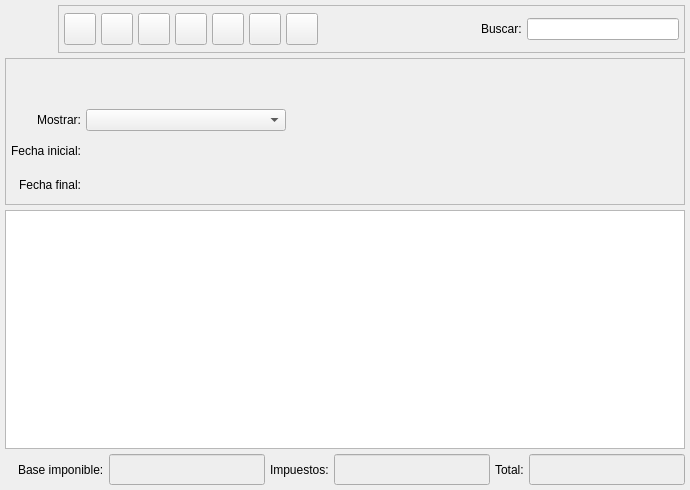
eboladev/Bulmages-1, file bulmages/bulmafact/src/facturaslistbase.ui: the form before one commit.
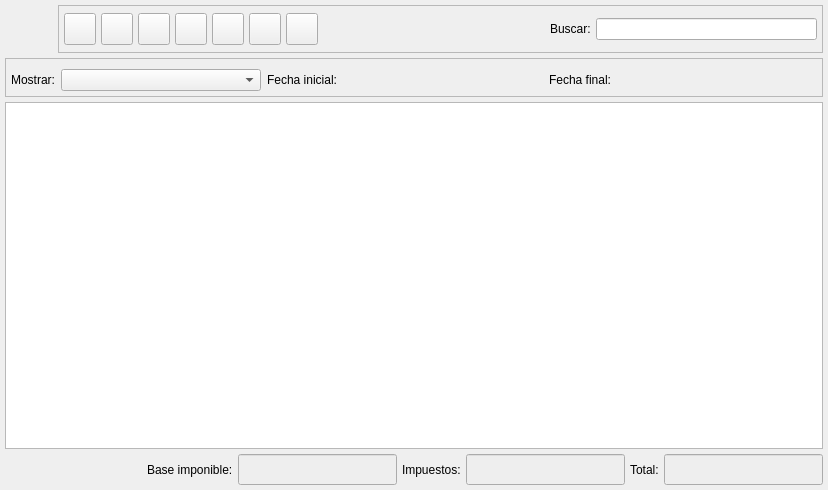
The form after the commit. Icons and pictures are not drawn. Custom widgets are drawn as their Qt base class.

Commit message: Pongo un combobox de procesados o no en los listados mas importantes. Al estilo de las Facturas a Cliente. Ajusto un poco la imagen de los filtrados para listados para que todas sean iguales.

Diff of the .ui file:
```diff
--- a/bulmages/bulmafact/src/facturaslistbase.ui
+++ b/bulmages/bulmafact/src/facturaslistbase.ui
@@ -19,289 +19,14 @@
   <property name="windowIcon" >
    <iconset resource="../../bulmages.qrc" >:/Bulmafact48x48/images/png/48x48/i_bulmages_ventas_facturas_listado.48x48.png</iconset>
   </property>
-  <layout class="QGridLayout" >
+  <layout class="QVBoxLayout" >
    <property name="margin" >
     <number>5</number>
    </property>
    <property name="spacing" >
     <number>5</number>
    </property>
-   <item row="3" column="0" >
-    <layout class="QHBoxLayout" >
-     <property name="margin" >
-      <number>0</number>
-     </property>
-     <property name="spacing" >
-      <number>5</number>
-     </property>
-     <item>
-      <spacer>
-       <property name="orientation" >
-        <enum>Qt::Horizontal</enum>
-       </property>
-       <property name="sizeType" >
-        <enum>QSizePolicy::Expanding</enum>
-       </property>
-       <property name="sizeHint" >
-        <size>
-         <width>16</width>
-         <height>28</height>
-        </size>
-       </property>
-      </spacer>
-     </item>
-     <item>
-      <widget class="QLabel" name="textLabel1_6" >
-       <property name="text" >
-        <string>Base imponible:</string>
-       </property>
-      </widget>
-     </item>
-     <item>
-      <widget class="QLineEdit" name="mui_totalbimponible" >
-       <property name="enabled" >
-        <bool>true</bool>
-       </property>
-       <property name="sizePolicy" >
-        <sizepolicy>
-         <hsizetype>5</hsizetype>
-         <vsizetype>0</vsizetype>
-         <horstretch>0</horstretch>
-         <verstretch>0</verstretch>
-        </sizepolicy>
-       </property>
-       <property name="minimumSize" >
-        <size>
-         <width>100</width>
-         <height>0</height>
-        </size>
-       </property>
-       <property name="palette" >
-        <palette>
-         <active>
-          <colorrole role="Base" >
-           <brush brushstyle="SolidPattern" >
-            <color alpha="255" >
-             <red>238</red>
-             <green>238</green>
-             <blue>238</blue>
-            </color>
-           </brush>
-          </colorrole>
-         </active>
-         <inactive>
-          <colorrole role="Base" >
-           <brush brushstyle="SolidPattern" >
-            <color alpha="255" >
-             <red>238</red>
-             <green>238</green>
-             <blue>238</blue>
-            </color>
-           </brush>
-          </colorrole>
-         </inactive>
-         <disabled>
-          <colorrole role="Base" >
-           <brush brushstyle="SolidPattern" >
-            <color alpha="255" >
-             <red>255</red>
-             <green>255</green>
-             <blue>255</blue>
-            </color>
-           </brush>
-          </colorrole>
-         </disabled>
-        </palette>
-       </property>
-       <property name="font" >
-        <font>
-         <family>Sans Serif</family>
-         <pointsize>12</pointsize>
-         <weight>75</weight>
-         <italic>false</italic>
-         <bold>true</bold>
-         <underline>false</underline>
-         <strikeout>false</strikeout>
-        </font>
-       </property>
-       <property name="alignment" >
-        <set>Qt::AlignRight</set>
-       </property>
-       <property name="readOnly" >
-        <bool>true</bool>
-       </property>
-      </widget>
-     </item>
-     <item>
-      <widget class="QLabel" name="textLabel1_5" >
-       <property name="text" >
-        <string>Impuestos:</string>
-       </property>
-      </widget>
-     </item>
-     <item>
-      <widget class="QLineEdit" name="mui_totalimpuestos" >
-       <property name="enabled" >
-        <bool>true</bool>
-       </property>
-       <property name="sizePolicy" >
-        <sizepolicy>
-         <hsizetype>5</hsizetype>
-         <vsizetype>0</vsizetype>
-         <horstretch>0</horstretch>
-         <verstretch>0</verstretch>
-        </sizepolicy>
-       </property>
-       <property name="minimumSize" >
-        <size>
-         <width>100</width>
-         <height>0</height>
-        </size>
-       </property>
-       <property name="palette" >
-        <palette>
-         <active>
-          <colorrole role="Base" >
-           <brush brushstyle="SolidPattern" >
-            <color alpha="255" >
-             <red>238</red>
-             <green>238</green>
-             <blue>238</blue>
-            </color>
-           </brush>
-          </colorrole>
-         </active>
-         <inactive>
-          <colorrole role="Base" >
-           <brush brushstyle="SolidPattern" >
-            <color alpha="255" >
-             <red>238</red>
-             <green>238</green>
-             <blue>238</blue>
-            </color>
-           </brush>
-          </colorrole>
-         </inactive>
-         <disabled>
-          <colorrole role="Base" >
-           <brush brushstyle="SolidPattern" >
-            <color alpha="255" >
-             <red>255</red>
-             <green>255</green>
-             <blue>255</blue>
-            </color>
-           </brush>
-          </colorrole>
-         </disabled>
-        </palette>
-       </property>
-       <property name="font" >
-        <font>
-         <family>Sans Serif</family>
-         <pointsize>12</pointsize>
-         <weight>75</weight>
-         <italic>false</italic>
-         <bold>true</bold>
-         <underline>false</underline>
-         <strikeout>false</strikeout>
-        </font>
-       </property>
-       <property name="alignment" >
-        <set>Qt::AlignRight</set>
-       </property>
-       <property name="readOnly" >
-        <bool>true</bool>
-       </property>
-      </widget>
-     </item>
-     <item>
-      <widget class="QLabel" name="textLabel1_3" >
-       <property name="text" >
-        <string>Total:</string>
-       </property>
-      </widget>
-     </item>
-     <item>
-      <widget class="QLineEdit" name="mui_totalfacturas" >
-       <property name="enabled" >
-        <bool>true</bool>
-       </property>
-       <property name="sizePolicy" >
-        <sizepolicy>
-         <hsizetype>5</hsizetype>
-         <vsizetype>0</vsizetype>
-         <horstretch>0</horstretch>
-         <verstretch>0</verstretch>
-        </sizepolicy>
-       </property>
-       <property name="minimumSize" >
-        <size>
-         <width>100</width>
-         <height>0</height>
-        </size>
-       </property>
-       <property name="palette" >
-        <palette>
-         <active>
-          <colorrole role="Base" >
-           <brush brushstyle="SolidPattern" >
-            <color alpha="255" >
-             <red>238</red>
-             <green>238</green>
-             <blue>238</blue>
-            </color>
-           </brush>
-          </colorrole>
-         </active>
-         <inactive>
-          <colorrole role="Base" >
-           <brush brushstyle="SolidPattern" >
-            <color alpha="255" >
-             <red>238</red>
-             <green>238</green>
-             <blue>238</blue>
-            </color>
-           </brush>
-          </colorrole>
-         </inactive>
-         <disabled>
-          <colorrole role="Base" >
-           <brush brushstyle="SolidPattern" >
-            <color alpha="255" >
-             <red>255</red>
-             <green>255</green>
-             <blue>255</blue>
-            </color>
-           </brush>
-          </colorrole>
-         </disabled>
-        </palette>
-       </property>
-       <property name="font" >
-        <font>
-         <family>Sans Serif</family>
-         <pointsize>12</pointsize>
-         <weight>75</weight>
-         <italic>false</italic>
-         <bold>true</bold>
-         <underline>false</underline>
-         <strikeout>false</strikeout>
-        </font>
-       </property>
-       <property name="alignment" >
-        <set>Qt::AlignRight</set>
-       </property>
-       <property name="readOnly" >
-        <bool>true</bool>
-       </property>
-      </widget>
-     </item>
-    </layout>
-   </item>
-   <item row="2" column="0" >
-    <widget class="FacturasListSubform" name="mui_list" />
-   </item>
-   <item row="0" column="0" >
+   <item>
     <layout class="QHBoxLayout" >
      <property name="margin" >
       <number>0</number>
@@ -670,43 +395,51 @@
      </item>
     </layout>
    </item>
-   <item row="1" column="0" >
+   <item>
     <widget class="QFrame" name="m_busqueda" >
+     <property name="sizePolicy" >
+      <sizepolicy>
+       <hsizetype>5</hsizetype>
+       <vsizetype>4</vsizetype>
+       <horstretch>0</horstretch>
+       <verstretch>0</verstretch>
+      </sizepolicy>
+     </property>
      <property name="frameShape" >
       <enum>QFrame::StyledPanel</enum>
      </property>
      <property name="frameShadow" >
       <enum>QFrame::Raised</enum>
      </property>
-     <layout class="QGridLayout" >
+     <layout class="QVBoxLayout" >
       <property name="margin" >
        <number>5</number>
       </property>
       <property name="spacing" >
        <number>5</number>
       </property>
-      <item rowspan="4" row="0" column="2" >
-       <layout class="QVBoxLayout" >
+      <item>
+       <layout class="QHBoxLayout" >
         <property name="margin" >
          <number>0</number>
         </property>
         <property name="spacing" >
-         <number>5</number>
+         <number>6</number>
         </property>
         <item>
          <widget class="BusquedaCliente" native="1" name="m_cliente" >
           <property name="sizePolicy" >
            <sizepolicy>
             <hsizetype>7</hsizetype>
-            <vsizetype>5</vsizetype>
+            <vsizetype>3</vsizetype>
             <horstretch>0</horstretch>
             <verstretch>0</verstretch>
            </sizepolicy>
           </property>
           <property name="minimumSize" >
            <size>
-            <width>150</width>
-            <height>65</height>
+            <width>0</width>
+            <height>0</height>
            </size>
           </property>
          </widget>
@@ -716,6 +449,115 @@
           <property name="sizePolicy" >
            <sizepolicy>
             <hsizetype>7</hsizetype>
+            <vsizetype>3</vsizetype>
+            <horstretch>0</horstretch>
+            <verstretch>0</verstretch>
+           </sizepolicy>
+          </property>
+          <property name="minimumSize" >
+           <size>
+            <width>0</width>
+            <height>0</height>
+           </size>
+          </property>
+         </widget>
+        </item>
+       </layout>
+      </item>
+      <item>
+       <layout class="QHBoxLayout" >
+        <property name="margin" >
+         <number>0</number>
+        </property>
+        <property name="spacing" >
+         <number>6</number>
+        </property>
+        <item>
+         <widget class="QLabel" name="label_2" >
+          <property name="text" >
+           <string>Mostrar:</string>
+          </property>
+          <property name="alignment" >
+           <set>Qt::AlignRight|Qt::AlignTrailing|Qt::AlignVCenter</set>
+          </property>
+         </widget>
+        </item>
+        <item>
+         <widget class="QComboBox" name="mui_procesada" >
+          <property name="minimumSize" >
+           <size>
+            <width>200</width>
+            <height>0</height>
+           </size>
+          </property>
+          <property name="maximumSize" >
+           <size>
+            <width>200</width>
+            <height>16777215</height>
+           </size>
+          </property>
+          <property name="focusPolicy" >
+           <enum>Qt::StrongFocus</enum>
+          </property>
+          <property name="frame" >
+           <bool>true</bool>
+          </property>
+         </widget>
+        </item>
+        <item>
+         <widget class="QLabel" name="textLabel1_4" >
+          <property name="text" >
+           <string>Fecha inicial:</string>
+          </property>
+          <property name="alignment" >
+           <set>Qt::AlignRight|Qt::AlignTrailing|Qt::AlignVCenter</set>
+          </property>
+         </widget>
+        </item>
+        <item>
+         <widget class="BusquedaFecha" native="1" name="m_fechain" >
+          <property name="minimumSize" >
+           <size>
+            <width>200</width>
+            <height>0</height>
+           </size>
+          </property>
+          <property name="maximumSize" >
+           <size>
+            <width>200</width>
+            <height>16777215</height>
+           </size>
+          </property>
+         </widget>
+        </item>
+        <item>
+         <spacer>
+          <property name="orientation" >
+           <enum>Qt::Horizontal</enum>
+          </property>
+          <property name="sizeHint" >
+           <size>
+            <width>40</width>
+            <height>20</height>
+           </size>
+          </property>
+         </spacer>
+        </item>
+        <item>
+         <widget class="QLabel" name="textLabel1_4_2" >
+          <property name="text" >
+           <string>Fecha final:</string>
+          </property>
+          <property name="alignment" >
+           <set>Qt::AlignRight|Qt::AlignTrailing|Qt::AlignVCenter</set>
+          </property>
+         </widget>
+        </item>
+        <item>
+         <widget class="BusquedaFecha" native="1" name="m_fechafin" >
+          <property name="sizePolicy" >
+           <sizepolicy>
+            <hsizetype>4</hsizetype>
             <vsizetype>5</vsizetype>
             <horstretch>0</horstretch>
             <verstretch>0</verstretch>
@@ -723,134 +565,311 @@
           </property>
           <property name="minimumSize" >
            <size>
-            <width>150</width>
-            <height>65</height>
+            <width>200</width>
+            <height>0</height>
+           </size>
+          </property>
+          <property name="maximumSize" >
+           <size>
+            <width>200</width>
+            <height>16777215</height>
            </size>
           </property>
          </widget>
         </item>
        </layout>
       </item>
-      <item row="2" column="1" >
-       <widget class="BusquedaFecha" native="1" name="m_fechain" >
-        <property name="minimumSize" >
-         <size>
-          <width>200</width>
-          <height>0</height>
-         </size>
-        </property>
-        <property name="maximumSize" >
-         <size>
-          <width>200</width>
-          <height>16777215</height>
-         </size>
-        </property>
-       </widget>
-      </item>
-      <item row="1" column="0" >
-       <widget class="QLabel" name="label_2" >
-        <property name="text" >
-         <string>Mostrar:</string>
-        </property>
-        <property name="alignment" >
-         <set>Qt::AlignRight|Qt::AlignTrailing|Qt::AlignVCenter</set>
-        </property>
-       </widget>
-      </item>
-      <item row="1" column="1" >
-       <widget class="QComboBox" name="mui_procesada" >
-        <property name="minimumSize" >
-         <size>
-          <width>200</width>
-          <height>0</height>
-         </size>
-        </property>
-        <property name="maximumSize" >
-         <size>
-          <width>200</width>
-          <height>16777215</height>
-         </size>
-        </property>
-        <property name="focusPolicy" >
-         <enum>Qt::StrongFocus</enum>
-        </property>
-        <property name="frame" >
-         <bool>true</bool>
-        </property>
-       </widget>
-      </item>
-      <item row="3" column="1" >
-       <widget class="BusquedaFecha" native="1" name="m_fechafin" >
-        <property name="sizePolicy" >
-         <sizepolicy>
-          <hsizetype>4</hsizetype>
-          <vsizetype>5</vsizetype>
-          <horstretch>0</horstretch>
-          <verstretch>0</verstretch>
-         </sizepolicy>
-        </property>
-        <property name="minimumSize" >
-         <size>
-          <width>200</width>
-          <height>0</height>
-         </size>
-        </property>
-        <property name="maximumSize" >
-         <size>
-          <width>200</width>
-          <height>16777215</height>
-         </size>
-        </property>
-       </widget>
-      </item>
-      <item row="3" column="0" >
-       <widget class="QLabel" name="textLabel1_4_2" >
-        <property name="text" >
-         <string>Fecha final:</string>
-        </property>
-        <property name="alignment" >
-         <set>Qt::AlignRight|Qt::AlignTrailing|Qt::AlignVCenter</set>
-        </property>
-       </widget>
-      </item>
-      <item row="2" column="0" >
-       <widget class="QLabel" name="textLabel1_4" >
-        <property name="text" >
-         <string>Fecha inicial:</string>
-        </property>
-        <property name="alignment" >
-         <set>Qt::AlignRight|Qt::AlignTrailing|Qt::AlignVCenter</set>
-        </property>
-       </widget>
-      </item>
-      <item row="0" column="0" colspan="2" >
-       <spacer>
-        <property name="orientation" >
-         <enum>Qt::Vertical</enum>
-        </property>
-        <property name="sizeType" >
-         <enum>QSizePolicy::Preferred</enum>
-        </property>
-        <property name="sizeHint" >
-         <size>
-          <width>20</width>
-          <height>40</height>
-         </size>
-        </property>
-       </spacer>
-      </item>
      </layout>
     </widget>
    </item>
+   <item>
+    <widget class="FacturasListSubform" name="mui_list" >
+     <property name="sizePolicy" >
+      <sizepolicy>
+       <hsizetype>13</hsizetype>
+       <vsizetype>7</vsizetype>
+       <horstretch>0</horstretch>
+       <verstretch>0</verstretch>
+      </sizepolicy>
+     </property>
+    </widget>
+   </item>
+   <item>
+    <layout class="QHBoxLayout" >
+     <property name="margin" >
+      <number>0</number>
+     </property>
+     <property name="spacing" >
+      <number>5</number>
+     </property>
+     <item>
+      <spacer>
+       <property name="orientation" >
+        <enum>Qt::Horizontal</enum>
+       </property>
+       <property name="sizeType" >
+        <enum>QSizePolicy::Expanding</enum>
+       </property>
+       <property name="sizeHint" >
+        <size>
+         <width>16</width>
+         <height>28</height>
+        </size>
+       </property>
+      </spacer>
+     </item>
+     <item>
+      <widget class="QLabel" name="textLabel1_6" >
+       <property name="text" >
+        <string>Base imponible:</string>
+       </property>
+      </widget>
+     </item>
+     <item>
+      <widget class="QLineEdit" name="mui_totalbimponible" >
+       <property name="enabled" >
+        <bool>true</bool>
+       </property>
+       <property name="sizePolicy" >
+        <sizepolicy>
+         <hsizetype>5</hsizetype>
+         <vsizetype>0</vsizetype>
+         <horstretch>0</horstretch>
+         <verstretch>0</verstretch>
+        </sizepolicy>
+       </property>
+       <property name="minimumSize" >
+        <size>
+         <width>100</width>
+         <height>0</height>
+        </size>
+       </property>
+       <property name="palette" >
+        <palette>
+         <active>
+          <colorrole role="Base" >
+           <brush brushstyle="SolidPattern" >
+            <color alpha="255" >
+             <red>238</red>
+             <green>238</green>
+             <blue>238</blue>
+            </color>
+           </brush>
+          </colorrole>
+         </active>
+         <inactive>
+          <colorrole role="Base" >
+           <brush brushstyle="SolidPattern" >
+            <color alpha="255" >
+             <red>238</red>
+             <green>238</green>
+             <blue>238</blue>
+            </color>
+           </brush>
+          </colorrole>
+         </inactive>
+         <disabled>
+          <colorrole role="Base" >
+           <brush brushstyle="SolidPattern" >
+            <color alpha="255" >
+             <red>255</red>
+             <green>255</green>
+             <blue>255</blue>
+            </color>
+           </brush>
+          </colorrole>
+         </disabled>
+        </palette>
+       </property>
+       <property name="font" >
+        <font>
+         <family>Sans Serif</family>
+         <pointsize>12</pointsize>
+         <weight>75</weight>
+         <italic>false</italic>
+         <bold>true</bold>
+         <underline>false</underline>
+         <strikeout>false</strikeout>
+        </font>
+       </property>
+       <property name="alignment" >
+        <set>Qt::AlignRight</set>
+       </property>
+       <property name="readOnly" >
+        <bool>true</bool>
+       </property>
+      </widget>
+     </item>
+     <item>
+      <widget class="QLabel" name="textLabel1_5" >
+       <property name="text" >
+        <string>Impuestos:</string>
+       </property>
+      </widget>
+     </item>
+     <item>
+      <widget class="QLineEdit" name="mui_totalimpuestos" >
+       <property name="enabled" >
+        <bool>true</bool>
+       </property>
+       <property name="sizePolicy" >
+        <sizepolicy>
+         <hsizetype>5</hsizetype>
+         <vsizetype>0</vsizetype>
+         <horstretch>0</horstretch>
+         <verstretch>0</verstretch>
+        </sizepolicy>
+       </property>
+       <property name="minimumSize" >
+        <size>
+         <width>100</width>
+         <height>0</height>
+        </size>
+       </property>
+       <property name="palette" >
+        <palette>
+         <active>
+          <colorrole role="Base" >
+           <brush brushstyle="SolidPattern" >
+            <color alpha="255" >
+             <red>238</red>
+             <green>238</green>
+             <blue>238</blue>
+            </color>
+           </brush>
+          </colorrole>
+         </active>
+         <inactive>
+          <colorrole role="Base" >
+           <brush brushstyle="SolidPattern" >
+            <color alpha="255" >
+             <red>238</red>
+             <green>238</green>
+             <blue>238</blue>
+            </color>
+           </brush>
+          </colorrole>
+         </inactive>
+         <disabled>
+          <colorrole role="Base" >
+           <brush brushstyle="SolidPattern" >
+            <color alpha="255" >
+             <red>255</red>
+             <green>255</green>
+             <blue>255</blue>
+            </color>
+           </brush>
+          </colorrole>
+         </disabled>
+        </palette>
+       </property>
+       <property name="font" >
+        <font>
+         <family>Sans Serif</family>
+         <pointsize>12</pointsize>
+         <weight>75</weight>
+         <italic>false</italic>
+         <bold>true</bold>
+         <underline>false</underline>
+         <strikeout>false</strikeout>
+        </font>
+       </property>
+       <property name="alignment" >
+        <set>Qt::AlignRight</set>
+       </property>
+       <property name="readOnly" >
+        <bool>true</bool>
+       </property>
+      </widget>
+     </item>
+     <item>
+      <widget class="QLabel" name="textLabel1_3" >
+       <property name="text" >
+        <string>Total:</string>
+       </property>
+      </widget>
+     </item>
+     <item>
+      <widget class="QLineEdit" name="mui_totalfacturas" >
+       <property name="enabled" >
+        <bool>true</bool>
+       </property>
+       <property name="sizePolicy" >
+        <sizepolicy>
+         <hsizetype>5</hsizetype>
+         <vsizetype>0</vsizetype>
+         <horstretch>0</horstretch>
+         <verstretch>0</verstretch>
+        </sizepolicy>
+       </property>
+       <property name="minimumSize" >
+        <size>
+         <width>100</width>
+         <height>0</height>
+        </size>
+       </property>
+       <property name="palette" >
+        <palette>
+         <active>
+          <colorrole role="Base" >
+           <brush brushstyle="SolidPattern" >
+            <color alpha="255" >
+             <red>238</red>
+             <green>238</green>
+             <blue>238</blue>
+            </color>
+           </brush>
+          </colorrole>
+         </active>
+         <inactive>
+          <colorrole role="Base" >
+           <brush brushstyle="SolidPattern" >
+            <color alpha="255" >
+             <red>238</red>
+             <green>238</green>
+             <blue>238</blue>
+            </color>
+           </brush>
+          </colorrole>
+         </inactive>
+         <disabled>
+          <colorrole role="Base" >
+           <brush brushstyle="SolidPattern" >
+            <color alpha="255" >
+             <red>255</red>
+             <green>255</green>
+             <blue>255</blue>
+            </color>
+           </brush>
+          </colorrole>
+         </disabled>
+        </palette>
+       </property>
+       <property name="font" >
+        <font>
+         <family>Sans Serif</family>
+         <pointsize>12</pointsize>
+         <weight>75</weight>
+         <italic>false</italic>
+         <bold>true</bold>
+         <underline>false</underline>
+         <strikeout>false</strikeout>
+        </font>
+       </property>
+       <property name="alignment" >
+        <set>Qt::AlignRight</set>
+       </property>
+       <property name="readOnly" >
+        <bool>true</bool>
+       </property>
+      </widget>
+     </item>
+    </layout>
+   </item>
   </layout>
  </widget>
  <layoutdefault spacing="3" margin="5" />
  <customwidgets>
-  <customwidget>
-   <class>BusquedaArticulo</class>
-   <extends>QWidget</extends>
-   <header>busquedaarticulo.h</header>
-  </customwidget>
   <customwidget>
    <class>BusquedaFecha</class>
    <extends>QWidget</extends>
@@ -866,6 +885,11 @@
    <extends>QTableWidget</extends>
    <header>facturaslist.h</header>
   </customwidget>
+  <customwidget>
+   <class>BusquedaArticulo</class>
+   <extends>QWidget</extends>
+   <header>busquedaarticulo.h</header>
+  </customwidget>
  </customwidgets>
  <resources>
   <include location="../../bulmages.qrc" />
```
The commit also changes 25 other files.
